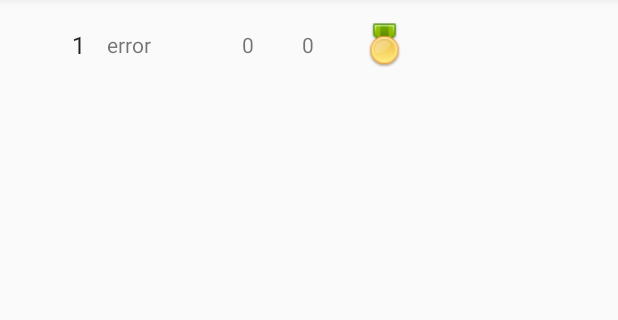
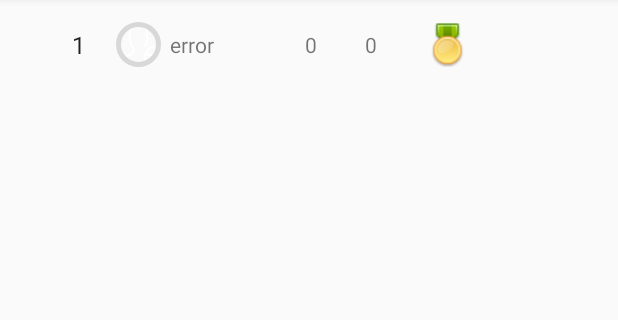
Before and after one commit to Premwoik/G, an Android app: the MainActivity screen opened directly, with no data from a screen before it, in the side drawer, after a tap on "Reset Home", on a phone screen of 412 x 824 dp, the part 55-375 px from its top. Run offline under Robolectric (Android 15) with nearby library versions, the phone set to English and light mode, and no system bars; our stand-ins replace ButterKnife, CircleImageView, RxJava, Timber; libraries missing offline, so code that uses them is left out: com.mapbox.androidsdk, com.mapbox.mapboxsdk, com.mapbox.services; network calls fail; 9 statements that could not run were skipped.

Commit message:
avatars in ranking and nav_menu

```diff
--- a/app/src/main/java/com/example/geoxplore/RankingFragment.java
+++ b/app/src/main/java/com/example/geoxplore/RankingFragment.java
@@ -65,6 +65,7 @@ public class RankingFragment extends Fragment {
                              Bundle savedInstanceState) {
         View view = inflater.inflate(R.layout.fragment_ranking_list, container, false);
         List<UserStatsRanking> userStatsRankingList = new LinkedList<UserStatsRanking>();
+
         userStatsRankingList.add(new UserStatsRanking("error", 0, 0, 0));
 
         // Set the adapter
@@ -82,7 +83,9 @@ public class RankingFragment extends Fragment {
                     .subscribeOn(Schedulers.io())
                     .observeOn(AndroidSchedulers.mainThread())
                     .onErrorReturn(x -> userStatsRankingList )
-                    .subscribe(x -> recyclerView.setAdapter(new MyRankingRecyclerViewAdapter(x)));
+                    .subscribe(x ->
+                        recyclerView.setAdapter(new MyRankingRecyclerViewAdapter(x, getArguments().getString(Intent.EXTRA_USER)))
+                    );
             //recyclerView.setAdapter(new MyRankingRecyclerViewAdapter(DummyContent.ITEMS));
         }
         return view;
--- a/app/src/main/java/com/example/geoxplore/UserProfileFragment.java
+++ b/app/src/main/java/com/example/geoxplore/UserProfileFragment.java
@@ -139,6 +139,7 @@ public class UserProfileFragment extends Fragment {
                     Toast.makeText(getContext(), String.valueOf(bodyResponse.code()), Toast.LENGTH_LONG).show();
                     if(bodyResponse.isSuccessful()){
                         if(bodyResponse.body()!=null){
+
                             Bitmap bm = BitmapFactory.decodeStream(bodyResponse.body().byteStream());
                             mUserImage.setImageBitmap(bm);
                         }
@@ -182,7 +183,7 @@ public class UserProfileFragment extends Fragment {
             fos.close();
 
             int file_size = Integer.parseInt(String.valueOf(f.length()/1024));
-            if(file_size<5){
+            if(/*file_size<5*/true){
                 MultipartBody.Part filePart = MultipartBody.Part.createFormData("file", f.getName(), RequestBody.create(MediaType.parse("image/*"), f));
 
                 ApiUtils.getService(UserService.class)
--- a/app/src/main/java/com/example/geoxplore/api/service/UserService.java
+++ b/app/src/main/java/com/example/geoxplore/api/service/UserService.java
@@ -38,8 +38,9 @@ public interface UserService {
     @GET("/user/my-statistics")
     Observable<UserStatistics> getUserStats(@Header("Authorization") String token);
 
+
     @GET("/community/avatar/{username}")
-    Observable<Avatar> getUserAvatar(@Header("Authorization") String token, @Path("username") String username);
+    Observable<Response<ResponseBody>> getUserAvatar(@Header("Authorization") String token, @Path("username") String username);
 
     @Streaming
     @GET("/user/avatar")
--- a/app/src/main/res/layout/fragment_ranking.xml
+++ b/app/src/main/res/layout/fragment_ranking.xml
@@ -18,9 +18,9 @@
         android:id="@+id/tv_name"
         android:layout_width="90dp"
         android:layout_height="30dp"
-        android:layout_alignStart="@+id/tv_rank"
         android:layout_alignTop="@+id/tv_rank"
-        android:layout_marginStart="39dp"
+        android:layout_marginStart="25dp"
+        android:layout_toEndOf="@+id/tv_rank"
         android:gravity="center_vertical" />
 
     <TextView
@@ -57,4 +57,15 @@
         android:layout_centerVertical="true"
         android:layout_toEndOf="@+id/tv_opened_chest" />
 
+    <de.hdodenhof.circleimageview.CircleImageView
+        android:id="@+id/user_image"
+        android:layout_width="30dp"
+        android:layout_height="30dp"
+        android:layout_alignStart="@+id/tv_rank"
+        android:layout_alignTop="@+id/tv_rank"
+        android:layout_marginStart="45dp"
+        android:src="@drawable/user"
+        app:civ_border_color="@color/exp_bar_progress"
+        app:civ_border_width="3dp" />
+
 </RelativeLayout>
```
Also changed, not shown: app/src/main/java/com/example/geoxplore/MainActivity.java (+35 -0 lines), app/src/main/java/com/example/geoxplore/MyRankingRecyclerViewAdapter.java (+34 -2 lines).
